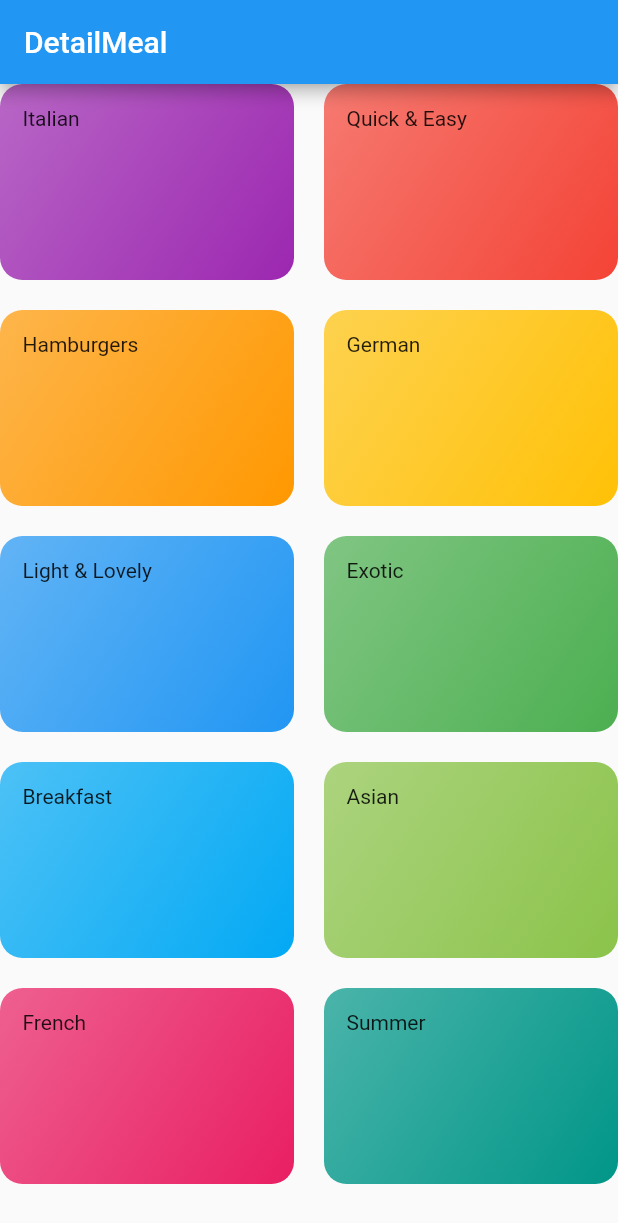
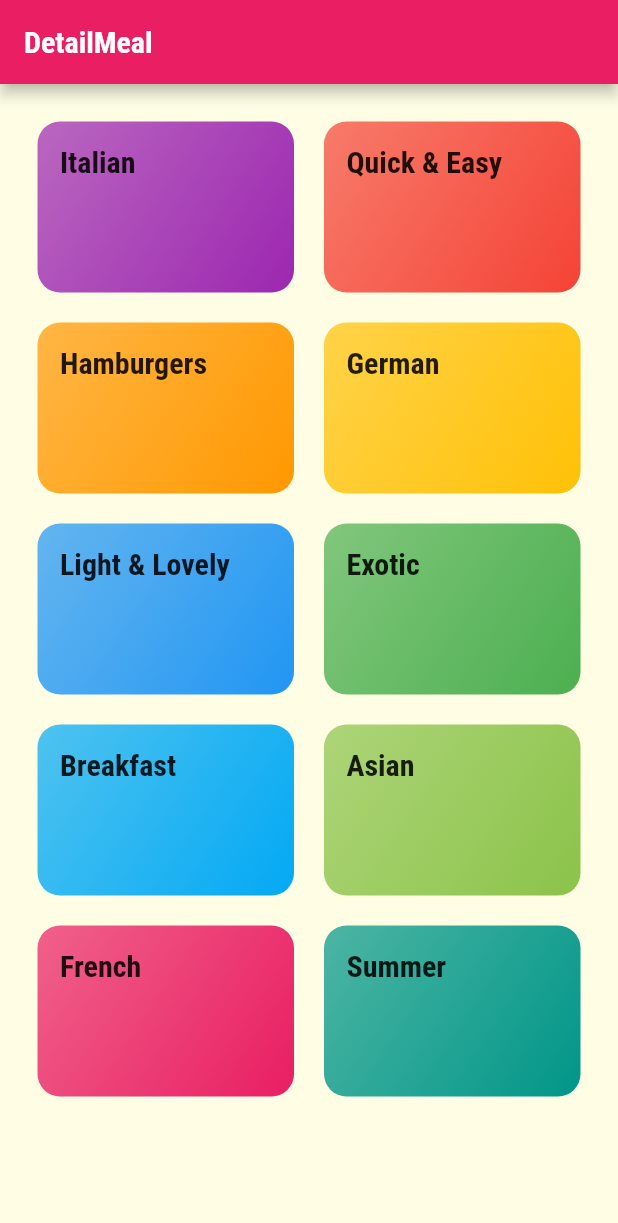
Before and after one commit to aliozer0/Meals, a Flutter app: the screen it shows after launch, on a phone screen of 412 x 824 dp. Shown: the top 1223 px of the screen. Run offline on Flutter 3.47's test engine with Material 2 defaults, Android fonts, the phone set to English and light mode, and no system bars.

Commit message:
fonts added

```diff
--- a/lib/categories_screen.dart
+++ b/lib/categories_screen.dart
@@ -10,6 +10,7 @@ class CategoriesScreen extends StatelessWidget {
         title: const Text('DetailMeal'),
       ),
       body: GridView(
+        padding: EdgeInsets.all(25),
         children: DUMMY_CATEGORIES
             .map(
               (catData) => CategoryItem(
--- a/lib/category_item.dart
+++ b/lib/category_item.dart
@@ -11,7 +11,7 @@ class CategoryItem extends StatelessWidget {
   Widget build(BuildContext context) {
     return Container(
       padding: const EdgeInsets.all(15),
-      child: Text(title),
+      child: Text(title, style: Theme.of(context).textTheme.titleLarge),
       decoration: BoxDecoration(
         gradient: LinearGradient(
           colors: [
--- a/lib/main.dart
+++ b/lib/main.dart
@@ -9,7 +9,19 @@ class MyApp extends StatelessWidget {
     return MaterialApp(
       title: 'DeliMeals',
       theme: ThemeData(
-        primarySwatch: Colors.blue,
+        primarySwatch: Colors.pink,
+        accentColor: Colors.amber,
+        canvasColor: Color.fromRGBO(255, 254, 229, 1),
+        fontFamily: 'Raleway',
+        textTheme: ThemeData.light().textTheme.copyWith(
+              bodyLarge: TextStyle(color: Color.fromRGBO(20, 51, 51, 1)),
+              bodyMedium: TextStyle(color: Color.fromRGBO(20, 51, 51, 1)),
+              titleLarge: TextStyle(
+                  //color: Color.fromRGBO(20, 51, 51, 1),
+                  fontFamily: 'RobotoCondensed',
+                  fontSize: 20,
+                  fontWeight: FontWeight.bold),
+            ),
       ),
       home: CategoriesScreen(),
     );
```
Also changed, not shown: pubspec.yaml (+21 -10 lines), assets/fonts/Raleway-Black.ttf (added), assets/fonts/Raleway-Bold.ttf (added), assets/fonts/Raleway-Regular.ttf (added), assets/fonts/RobotoCondensed-Bold.ttf (added), assets/fonts/RobotoCondensed-Italic.ttf (added), assets/fonts/RobotoCondensed-Light.ttf (added), assets/fonts/RobotoCondensed-Regular.ttf (added).
